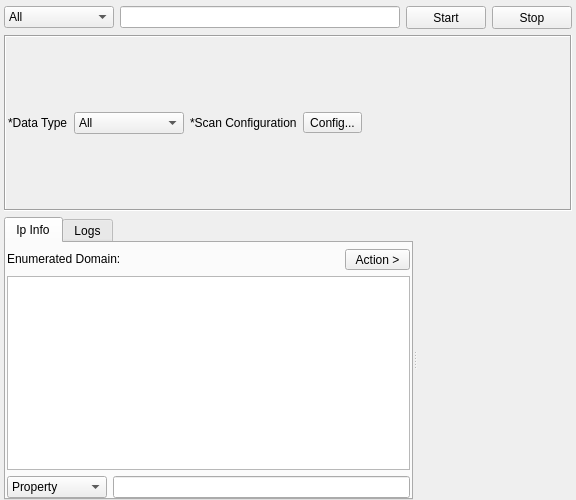
Qt form sub3suite/src/tools/domain/DomainTool.ui (3nock/OTE) before a commit.
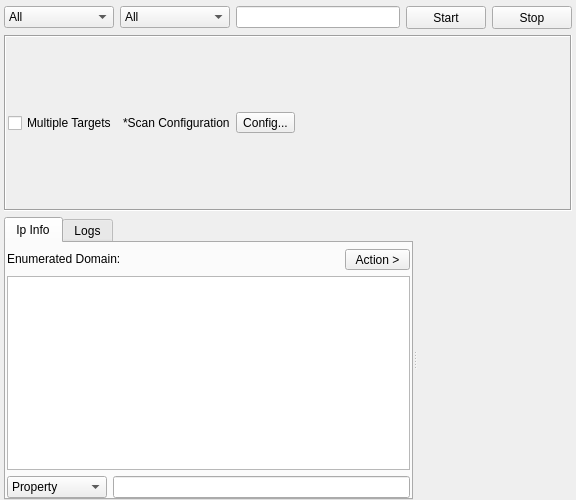
The same form after that commit. Custom widgets are drawn as their Qt base class.

Patch:
```diff
--- a/sub3suite/src/tools/domain/DomainTool.ui
+++ b/sub3suite/src/tools/domain/DomainTool.ui
@@ -53,6 +53,21 @@
        </item>
       </widget>
      </item>
+     <item>
+      <widget class="QComboBox" name="comboBox_2">
+       <property name="minimumSize">
+        <size>
+         <width>110</width>
+         <height>0</height>
+        </size>
+       </property>
+       <item>
+        <property name="text">
+         <string>All</string>
+        </property>
+       </item>
+      </widget>
+     </item>
      <item>
       <widget class="QLineEdit" name="lineEditTarget"/>
      </item>
@@ -112,27 +127,12 @@
        <number>2</number>
       </property>
       <item>
-       <widget class="QLabel" name="label">
+       <widget class="QCheckBox" name="checkBoxMultipleTargets">
         <property name="text">
-         <string>*Data Type</string>
+         <string>Multiple Targets</string>
         </property>
        </widget>
       </item>
-      <item>
-       <widget class="QComboBox" name="comboBox_2">
-        <property name="minimumSize">
-         <size>
-          <width>110</width>
-          <height>0</height>
-         </size>
-        </property>
-        <item>
-         <property name="text">
-          <string>All</string>
-         </property>
-        </item>
-       </widget>
-      </item>
       <item>
        <widget class="QLabel" name="label_2">
         <property name="text">
```
Left out of the diff: 4 changed lines with no effect on the pictures.
